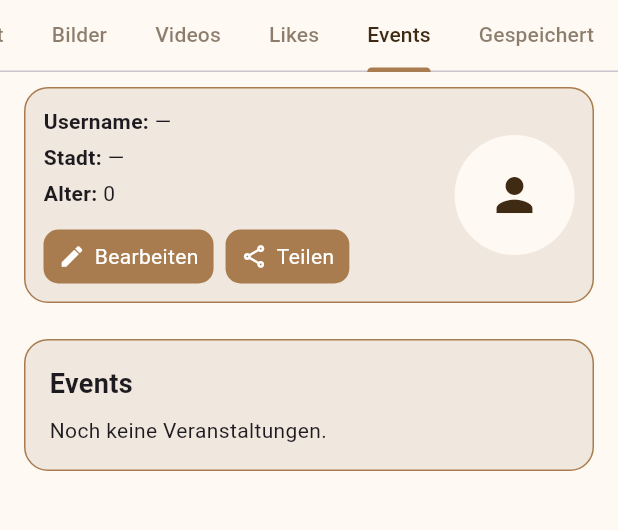
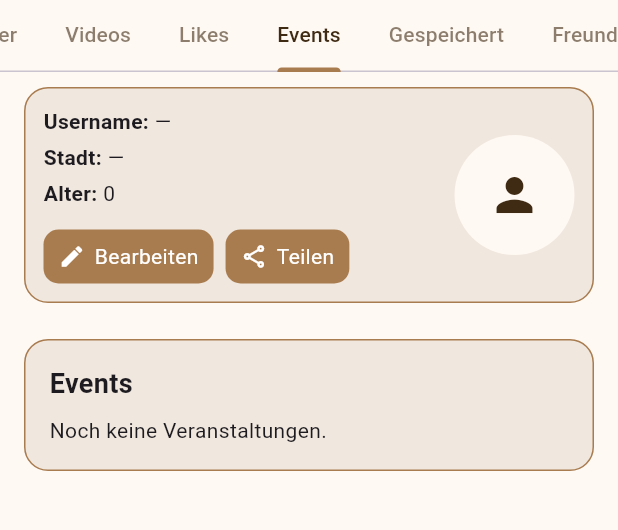
Before and after one commit to martinwolf-create/notekey, a Flutter app: the ProfileScreen screen opened by its route, tab 5 chosen, on a phone screen of 412 x 824 dp, the part 84-614 px from its top. Run offline on Flutter 3.47's test engine with Material 3 defaults, Android fonts, the phone set to English and light mode, and no system bars; our stand-ins replace cloud_firestore, firebase_auth, firebase_core, firebase_storage, image_picker, sqflite; accounts and stored records are empty.

Commit message:
freundes such funktion aufbau

```diff
--- a/lib/features/screens/profil/presentation/profile_screen.dart
+++ b/lib/features/screens/profil/presentation/profile_screen.dart
@@ -7,6 +7,7 @@ import 'package:firebase_auth/firebase_auth.dart';
 import 'package:notekey_app/features/auth/firebase_auth_repository.dart';
 import 'package:notekey_app/features/routes/app_routes.dart';
 import 'package:notekey_app/features/themes/colors.dart';
+import 'package:notekey_app/features/screens/profil/presentation/tabs/friends_tab.dart';
 
 // Detail-Screen der Veranstaltung
 import 'package:notekey_app/features/screens/forum/veranstaltung/veranstaltung_detail_screen.dart';
@@ -19,7 +20,8 @@ class ProfileScreen extends StatelessWidget {
     final repo = FirebaseAuthRepository();
 
     return DefaultTabController(
-      length: 6, // Übersicht, Bilder, Videos, Likes, Events, Gespeichert
+      length:
+          7, // Übersicht, Bilder, Videos, Likes, Events, Gespeichert, Freunde
       child: Scaffold(
         backgroundColor: AppColors.hellbeige,
         body: StreamBuilder<DocumentSnapshot<Map<String, dynamic>>>(
@@ -77,6 +79,7 @@ class ProfileScreen extends StatelessWidget {
                         Tab(text: 'Likes'),
                         Tab(text: 'Events'),
                         Tab(text: 'Gespeichert'),
+                        Tab(text: 'Freunde'),
                       ],
                     ),
                   ),
@@ -107,6 +110,7 @@ class ProfileScreen extends StatelessWidget {
                   _LikesTab(),
                   _EventsTab(),
                   _SavedTab(),
+                  FriendsTab(),
                 ],
               ),
             );
```
